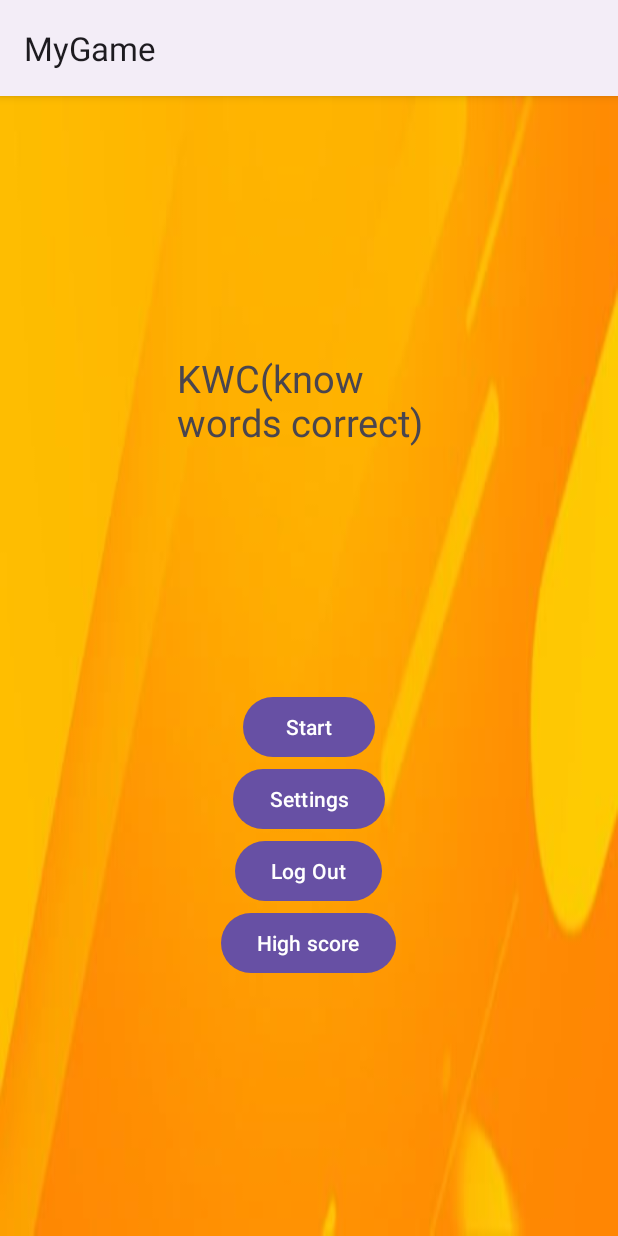
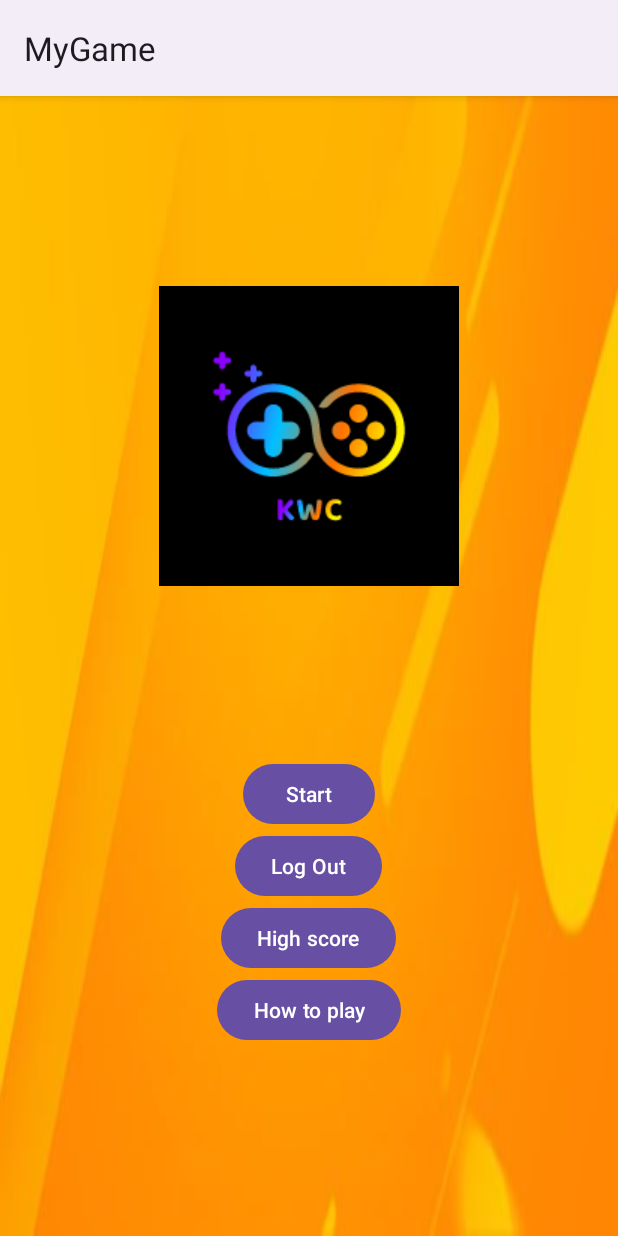
Before and after one commit to ArenLavTxa/MyGame, an Android app: the screen it shows after launch once a user with an empty profile is signed in (MainActivity), on a phone screen of 412 x 824 dp. Run offline under Robolectric (Android 15) with nearby library versions, the phone set to English and light mode, and no system bars; our stand-ins replace Firebase (no records; nobody signed in at launch, a user with empty details on screens opened directly).

Commit message:
error variation

```diff
--- a/app/src/main/AndroidManifest.xml
+++ b/app/src/main/AndroidManifest.xml
@@ -14,6 +14,9 @@
         android:supportsRtl="true"
         android:theme="@style/Theme.Material3.Light"
         tools:targetApi="31">
+        <activity
+            android:name=".HowToPlay"
+            android:exported="false" />
         <activity
             android:name=".Normal"
             android:exported="false" />
--- a/app/src/main/java/com/example/mygame/MainActivity.java
+++ b/app/src/main/java/com/example/mygame/MainActivity.java
@@ -28,6 +28,7 @@ public class MainActivity extends AppCompatActivity {
             textView = findViewById(R.id.user_details);
             user = auth.getCurrentUser();
         Button start = findViewById(R.id.button2);
+        Button info = findViewById(R.id.info);
         Button score = findViewById(R.id.highScore);
         start.setOnClickListener(new View.OnClickListener() {
             @Override
@@ -40,7 +41,6 @@ public class MainActivity extends AppCompatActivity {
         score.setOnClickListener(new View.OnClickListener() {
             @Override
             public void onClick(View view) {
-                // Create an Intent to start the second activity
                 Intent intent = new Intent(MainActivity.this, HighScore.class);
                 startActivity(intent);
             }
@@ -63,5 +63,12 @@ public class MainActivity extends AppCompatActivity {
                     finish();
                 }
             });
+        info.setOnClickListener(new View.OnClickListener() {
+            @Override
+            public void onClick(View view) {
+                Intent intent = new Intent(MainActivity.this, HowToPlay.class);
+                startActivity(intent);
+            }
+        });
         }
    }
--- a/app/src/main/java/com/example/mygame/Register.java
+++ b/app/src/main/java/com/example/mygame/Register.java
@@ -98,7 +98,6 @@ public class Register extends AppCompatActivity {
                                 } else {
                                     Toast.makeText(Register.this, "Authentication failed.",
                                             Toast.LENGTH_SHORT).show();
-
                                 }
                             }});
             }
--- a/app/src/main/res/layout/activity_main.xml
+++ b/app/src/main/res/layout/activity_main.xml
@@ -3,49 +3,50 @@
     xmlns:app="http://schemas.android.com/apk/res-auto"
     xmlns:tools="http://schemas.android.com/tools"
     android:layout_width="match_parent"
-    android:orientation="vertical"
-    android:gravity="center"
     android:layout_height="match_parent"
     android:background="@drawable/start_bacground"
+    android:gravity="center"
+    android:orientation="vertical"
     tools:context=".MainActivity">
+    <ImageView
+        android:id="@+id/imageView"
+        android:layout_width="match_parent"
+        android:layout_height="wrap_content"
+        app:srcCompat="@drawable/logo" />
 
     <TextView
-        android:id="@+id/textView"
-        android:layout_width="175dp"
-        android:layout_height="101dp"
-        android:text="KWC(know words correct)"
-        android:textSize="25dp"
-        android:layout_marginBottom="20dp"/>
-    <TextView
         android:id="@+id/user_details"
-        android:layout_marginBottom="50dp"
         android:layout_width="wrap_content"
         android:layout_height="wrap_content"
-        android:textSize="25dp"
-        android:text="Hello World!" />
+        android:layout_marginTop="20dp"
+        android:layout_marginBottom="40dp"
+        android:text="Hello World!"
+        android:textSize="25dp" />
 
     <Button
         android:id="@+id/button2"
         android:layout_width="wrap_content"
         android:layout_height="wrap_content"
         android:layout_marginTop="20dp"
-        android:text="Start"/>
+        android:text="Start" />
 
     <Button
-        android:id="@+id/button3"
+        android:id="@+id/logout"
         android:layout_width="wrap_content"
         android:layout_height="wrap_content"
-        android:text="Settings" />
+        android:text="Log Out" />
+
+    <Button
+        android:id="@+id/highScore"
+        android:layout_width="wrap_content"
+        android:layout_height="wrap_content"
+        android:text="High score" />
+
+    <Button
+        android:id="@+id/info"
+        android:layout_width="wrap_content"
+        android:layout_height="wrap_content"
+        android:text="How to play" />
 
 
-<Button
-android:text="Log Out"
-android:id="@+id/logout"
-android:layout_width="wrap_content"
-android:layout_height="wrap_content"/>
-    <Button
-        android:text="High score"
-        android:id="@+id/highScore"
-        android:layout_width="wrap_content"
-        android:layout_height="wrap_content"/>
 </LinearLayout>
```
Also changed, not shown: app/src/main/java/com/example/mygame/Easy.java (+0 -158 lines), app/src/main/java/com/example/mygame/HighScore.java (+11 -9 lines), app/src/main/java/com/example/mygame/HowToPlay.java (added, +32 -0 lines), app/src/main/java/com/example/mygame/Normal.java (+12 -3 lines), app/src/main/java/com/example/mygame/Score.java (+3 -14 lines), app/src/main/res/layout/activity_how_to_play.xml (added, +26 -0 lines), app/src/main/res/drawable/logo.png (added).
